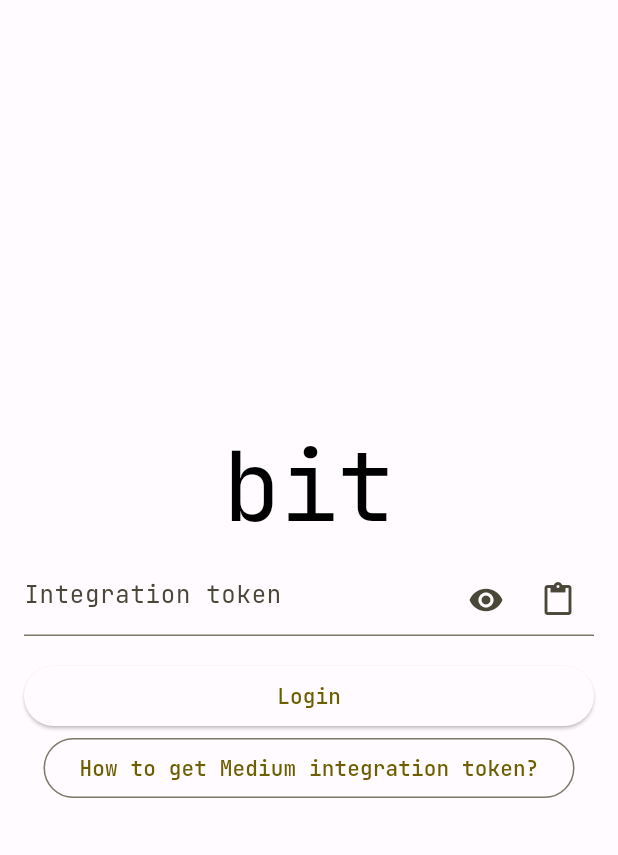
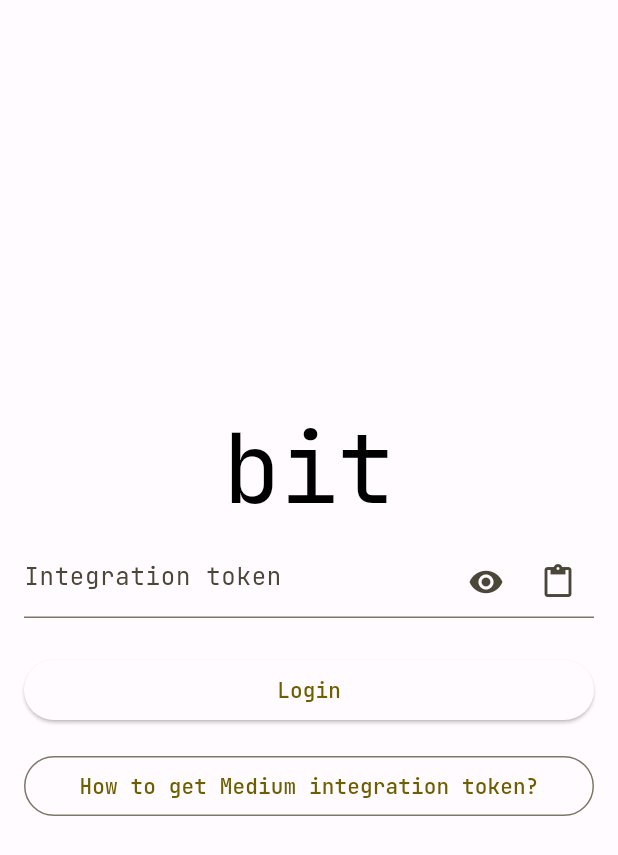
Before and after one commit to tsnAnh/bit, a Flutter app: the screen it shows after launch, on a phone screen of 412 x 824 dp. Shown: the top 855 px of the screen. Run offline on Flutter 3.47's test engine with Material 2 defaults, Android fonts, the phone set to English and light mode, and no system bars; our stand-ins replace cached_network_image, dio, equatable, flutter_bloc, flutter_hooks, freezed_annotation and 5 more; missing offline and left inert: webfeed; generated files the repository leaves out were written again.

Commit message:
Added integration token tutorial

```diff
--- a/lib/data/remote/interceptors/authentication_interceptor.dart
+++ b/lib/data/remote/interceptors/authentication_interceptor.dart
@@ -11,7 +11,6 @@ class AuthenticationInterceptor extends Interceptor {
   @override
   void onRequest(RequestOptions options, RequestInterceptorHandler handler) {
     options.headers['Authorization'] = 'Bearer ${localStorage.getString(LocalStorageKey.token)}';
-    print(options.path);
     handler.next(options);
   }
 }
--- a/lib/screens/details/details_screen.dart
+++ b/lib/screens/details/details_screen.dart
@@ -26,7 +26,6 @@ class _DetailsScreenState extends State<DetailsScreen> {
 
   @override
   Widget build(BuildContext context) {
-    debugPrint(widget.article.link);
     return Scaffold(
       extendBodyBehindAppBar: true,
       appBar: AppBar(
@@ -34,6 +33,7 @@ class _DetailsScreenState extends State<DetailsScreen> {
         title: Text(widget.article.title),
       ),
       body: SafeArea(
+        bottom: false,
         child: Stack(
           children: [
             Visibility(
--- a/lib/screens/login/login_screen.dart
+++ b/lib/screens/login/login_screen.dart
@@ -25,7 +25,13 @@ class LoginScreen extends HookWidget {
             TokenTextField(
               onTextChanged: (text) => tokenRef.value = text,
             ),
+            const SizedBox(
+              height: 8,
+            ),
             _LoginButton(token: tokenRef.value),
+            const SizedBox(
+              height: 16,
+            ),
             const _TutorialButton(),
           ],
         ),
@@ -41,10 +47,15 @@ class _TutorialButton extends StatelessWidget {
 
   @override
   Widget build(BuildContext context) {
-    return OutlinedButton(
-      onPressed: () => Navigator.of(context).pushNamed(AppRoutes.tutorial),
-      child:
-          Text(context.l10n.text_how_to_get_medium_integration_token),
+    return Padding(
+      padding: const EdgeInsets.symmetric(horizontal: 16.0),
+      child: SizedBox(
+        width: double.infinity,
+        child: OutlinedButton(
+          onPressed: () => Navigator.of(context).pushNamed(AppRoutes.tutorial),
+          child: Text(context.l10n.text_how_to_get_medium_integration_token),
+        ),
+      ),
     );
   }
 }
--- a/pubspec.yaml
+++ b/pubspec.yaml
@@ -94,9 +94,8 @@ flutter:
   generate: true
 
   # To add assets to your application, add an assets section, like this:
-  # assets:
-  #   - images/a_dot_burr.jpeg
-  #   - images/a_dot_ham.jpeg
+  assets:
+    - assets/images/
 
   # An image asset can refer to one or more resolution-specific "variants", see
   # https://flutter.dev/assets-and-images/#resolution-aware
```
Also changed, not shown: lib/screens/tutorial/tutorial_screen.dart (+87 -1 lines), assets/images/step1.png (added), assets/images/step2.png (added), assets/images/step3.png (added), assets/images/step4.png (added), assets/images/step5.png (added), assets/images/step6.png (added), 2 other files.
